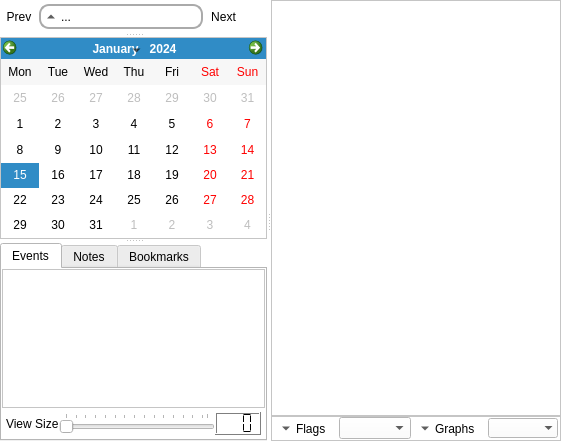
Qt form sleepyhead/daily.ui (sbonaime/sleepyhead-code.) before a commit.
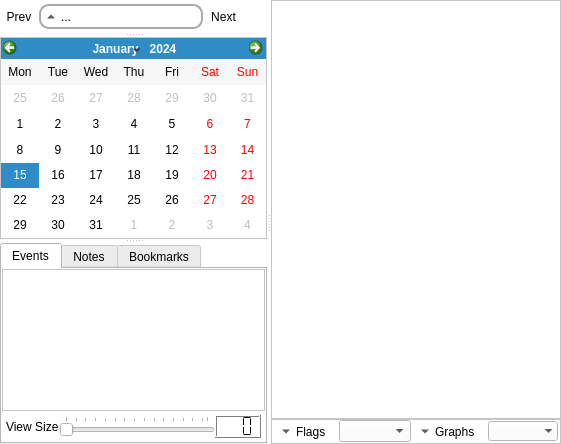
The same form after that commit. Icons and pictures are not drawn.

What changed in the file:
```diff
--- a/sleepyhead/daily.ui
+++ b/sleepyhead/daily.ui
@@ -6,8 +6,8 @@
    <rect>
     <x>0</x>
     <y>0</y>
-    <width>551</width>
-    <height>441</height>
+    <width>561</width>
+    <height>444</height>
    </rect>
   </property>
   <property name="sizePolicy">
```
